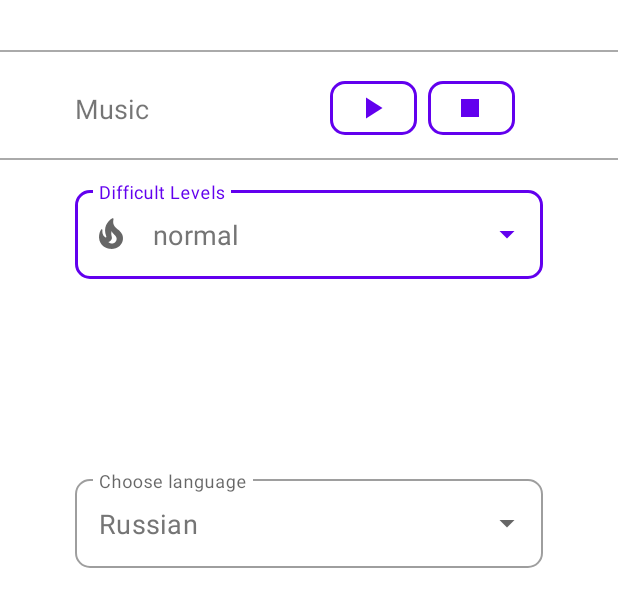
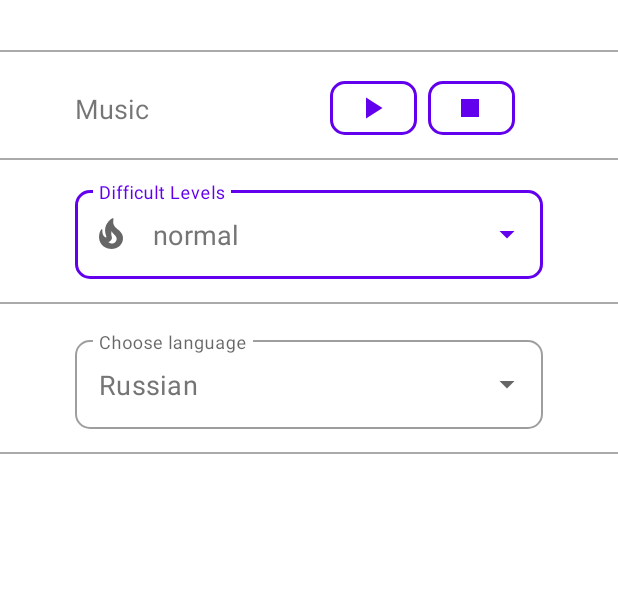
Before and after one commit to GrKnght/SummerPractice-Team13, an Android app: the layout fragment_settings.xml on its own in the app's theme, with its tools: preview values and no code run, on a phone screen of 412 x 824 dp. Shown: the top 607 px of the screen. Run offline under Robolectric (Android 15) with nearby library versions, the phone set to English and light mode, and no system bars.

Commit message:
SettingsDesignFix

```diff
--- a/app/src/main/res/layout/fragment_settings.xml
+++ b/app/src/main/res/layout/fragment_settings.xml
@@ -124,29 +124,27 @@
 
             </AutoCompleteTextView>
         </com.google.android.material.textfield.TextInputLayout>
-    </FrameLayout>
 
-    <FrameLayout
-        android:layout_width="match_parent"
-        android:layout_height="wrap_content"
-        android:layout_marginTop="28dp"
-        app:layout_constraintTop_toBottomOf="@+id/frameLayout3"
-        tools:layout_editor_absoluteX="0dp">
+        <View
+            android:id="@+id/separator10"
+            style="@style/Divider"
+            android:layout_marginTop="80dp"
+            android:layout_marginBottom="270dp"
+            android:background="@android:color/darker_gray" />
 
         <com.google.android.material.textfield.TextInputLayout
             android:id="@+id/languagesTF"
             style="@style/Widget.MaterialComponents.TextInputLayout.OutlinedBox.ExposedDropdownMenu"
             android:layout_width="match_parent"
             android:layout_height="wrap_content"
-            android:layout_marginBottom="100dp"
+            android:layout_marginTop="100dp"
             android:hint="@string/choose_language"
             android:paddingStart="50dp"
             android:paddingEnd="50dp"
             app:boxCornerRadiusBottomEnd="10dp"
             app:boxCornerRadiusBottomStart="10dp"
             app:boxCornerRadiusTopEnd="10dp"
-            app:boxCornerRadiusTopStart="10dp"
-            >
+            app:boxCornerRadiusTopStart="10dp">
 
             <AutoCompleteTextView
                 android:id="@+id/autoCompleteTextViewLang"
@@ -160,6 +158,13 @@
 
             </AutoCompleteTextView>
         </com.google.android.material.textfield.TextInputLayout>
+
+        <View
+            android:id="@+id/separator11"
+            style="@style/Divider"
+            android:layout_marginTop="180dp"
+            android:layout_marginBottom="270dp"
+            android:background="@android:color/darker_gray" />
     </FrameLayout>
 
 </androidx.constraintlayout.widget.ConstraintLayout>
```
